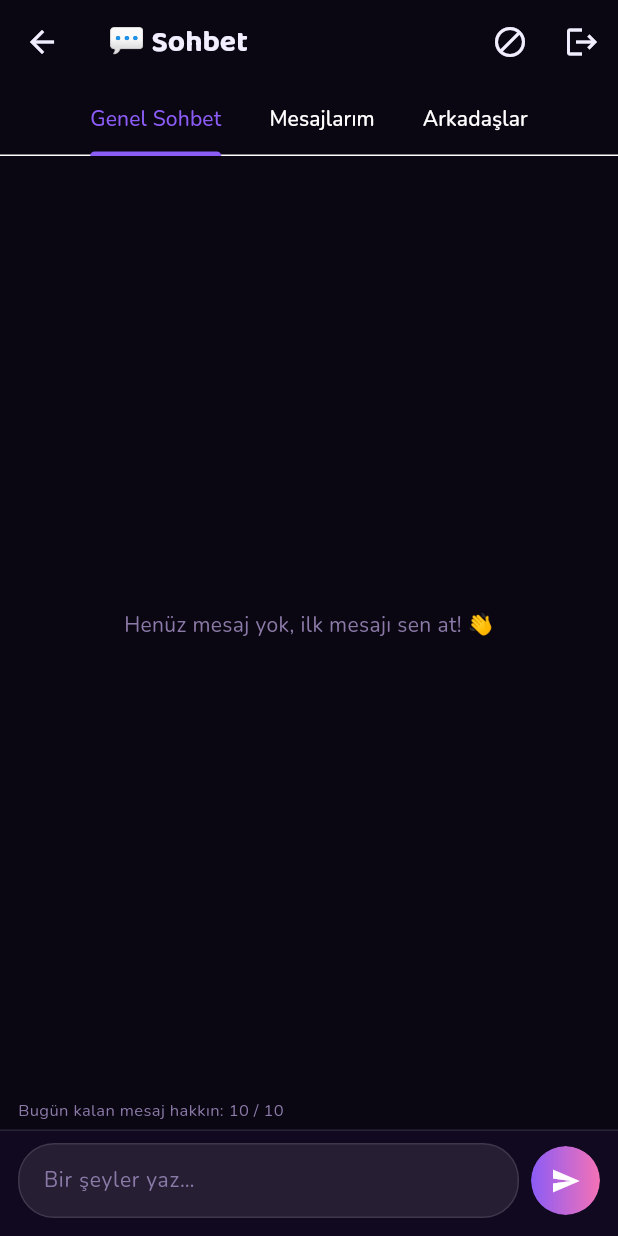
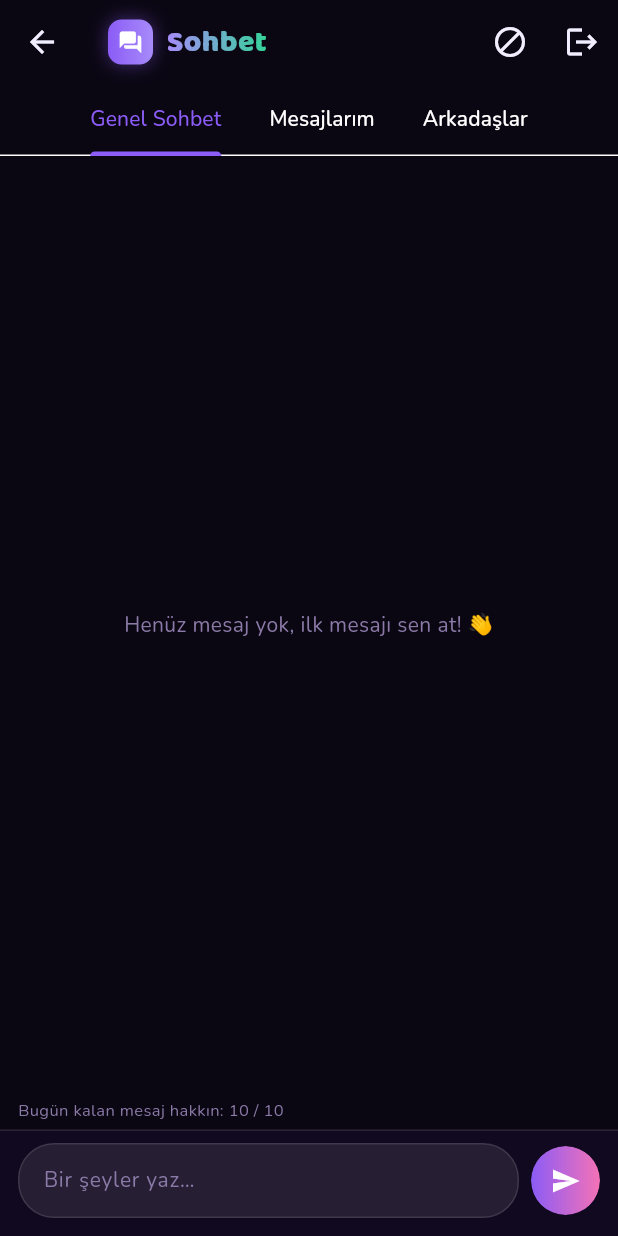
Before and after one commit to yunusemrecelikelll-cloud/Kpss_Android, a Flutter app: the ChatScreen screen opened directly, on a phone screen of 412 x 824 dp. Run offline on Flutter 3.47's test engine with Material 3 defaults, Android fonts, the phone set to English and light mode, and no system bars; our stand-ins replace audioplayers, cloud_firestore, firebase_auth, firebase_core, fl_chart, flutter_local_notifications and 10 more; missing offline and left inert: home_widget; accounts and stored records are empty; project files that could hold a hidden picture were left out.

Commit message:
Sohbet gradyan baslik

```diff
--- a/lib/screens/chat_screen.dart
+++ b/lib/screens/chat_screen.dart
@@ -113,7 +113,7 @@ class _ChatScreenState extends State<ChatScreen> with SingleTickerProviderStateM
 
     return Scaffold(
       appBar: AppBar(
-        title: const Text('💬 Sohbet'),
+        title: const _SohbetBaslik(),
         bottom: TabBar(
           controller: _tabController,
           isScrollable: true,
@@ -163,6 +163,51 @@ class _ChatScreenState extends State<ChatScreen> with SingleTickerProviderStateM
   }
 }
 
+/// Renkli gradyanlı "Sohbet" AppBar başlığı — diğer ekranlardaki (KPSS
+/// Hazırlık, Yanlışlarım) gradyan başlıklarla aynı stil: gradyan rozet + mor→nane
+/// ShaderMask yazı.
+class _SohbetBaslik extends StatelessWidget {
+  const _SohbetBaslik();
+
+  @override
+  Widget build(BuildContext context) {
+    final c = context.watch<ThemeProvider>().colors;
+    return Row(
+      mainAxisSize: MainAxisSize.min,
+      children: [
+        Container(
+          width: 30,
+          height: 30,
+          alignment: Alignment.center,
+          decoration: BoxDecoration(
+            gradient: LinearGradient(colors: [c.violet, c.violetL]),
+            borderRadius: BorderRadius.circular(9),
+            boxShadow: [
+              BoxShadow(color: c.violet.withValues(alpha: 0.45), blurRadius: 10),
+            ],
+          ),
+          child: const Icon(Icons.forum_rounded, size: 17, color: Colors.white),
+        ),
+        const SizedBox(width: 9),
+        ShaderMask(
+          blendMode: BlendMode.srcIn,
+          shaderCallback: (rect) =>
+              LinearGradient(colors: [c.violetL, c.mint]).createShader(rect),
+          child: const Text(
+            'Sohbet',
+            style: TextStyle(
+              fontSize: 20,
+              fontWeight: FontWeight.w900,
+              letterSpacing: 0.3,
+              color: Colors.white,
+            ),
+          ),
+        ),
+      ],
+    );
+  }
+}
+
 /// Sohbete giriş yapılmadan bakıldığında gösterilen yönlendirme ekranı.
 ///
 /// DEĞİŞTİRİLDİ (kullanıcı isteği): Sohbet içinde ARTIK giriş yap butonları
@@ -176,7 +221,7 @@ class _ChatLoginPrompt extends StatelessWidget {
   Widget build(BuildContext context) {
     final c = context.watch<ThemeProvider>().colors;
     return Scaffold(
-      appBar: AppBar(title: const Text('💬 Sohbet')),
+      appBar: AppBar(title: const _SohbetBaslik()),
       body: SafeArea(
         child: Center(
           child: SingleChildScrollView(
```
